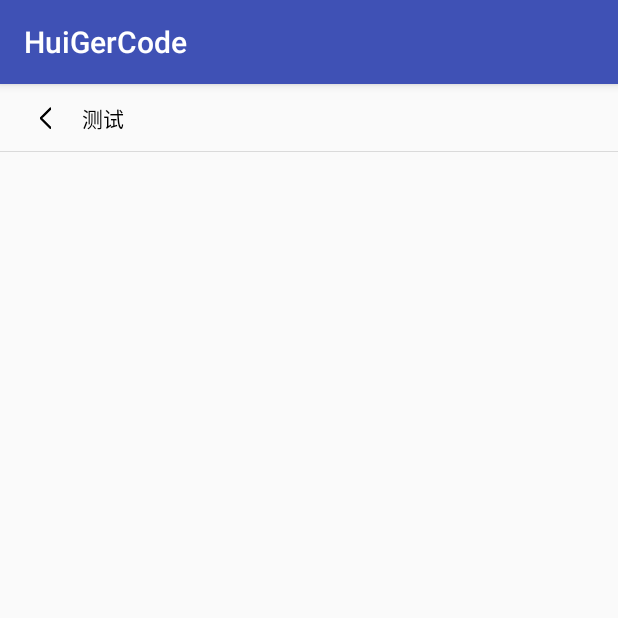
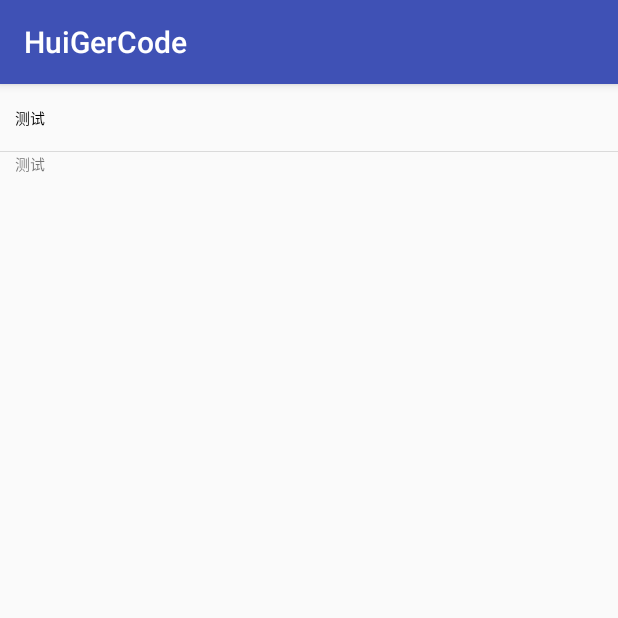
Before and after one commit to huiger/HuiGerCode, an Android app: the TestActivity screen opened directly, with no data from a screen before it, on a phone screen of 412 x 824 dp, the top half of it. Run offline under Robolectric (Android 15) with nearby library versions, the phone set to English and light mode, and no system bars.

Commit message:
update itemlayout

```diff
--- a/app/src/main/res/layout/activity_test.xml
+++ b/app/src/main/res/layout/activity_test.xml
@@ -11,16 +11,21 @@
 
 
 
-
     <com.huige.library.widget.ItemLayout
         android:id="@+id/title"
         android:layout_width="match_parent"
         android:layout_height="wrap_content"
-        app:itemLeftImg="@mipmap/left_arrow"
         app:itemText="测试"
+        app:itemTextPaddingLeft="10dp"
         app:itemTextGravity="left"
+        app:itemTextSize="10sp"
         app:itemRightImgVisible="GONE"/>
 
-
+    <TextView
+        android:layout_width="match_parent"
+        android:layout_height="wrap_content"
+        android:paddingLeft="10dp"
+        android:textSize="10sp"
+        android:text="测试"/>
 
 </LinearLayout>
--- a/library/build.gradle
+++ b/library/build.gradle
@@ -38,7 +38,7 @@ publish {
     userOrg = 'huiger'//bintray.com用户名
     groupId = 'com.huiger'//jcenter上的路径
     artifactId = 'HGUtils'//项目名称
-    publishVersion = '1.0.5'//版本号
+    publishVersion = '1.0.6.1'//版本号
     desc = 'HGUtils '//描述，不重要
     website = 'https://github.com/huiger/HuiGerCode'//网站
 }
--- a/library/src/main/java/com/huige/library/widget/ItemLayout.java
+++ b/library/src/main/java/com/huige/library/widget/ItemLayout.java
@@ -5,6 +5,7 @@ import android.content.res.TypedArray;
 import android.graphics.Color;
 import android.text.TextUtils;
 import android.util.AttributeSet;
+import android.util.TypedValue;
 import android.view.Gravity;
 import android.view.LayoutInflater;
 import android.view.View;
@@ -62,27 +63,38 @@ public class ItemLayout extends RelativeLayout {
             });
         }
 
-        tvContent.setText(typedArray.getString(R.styleable.ItemLayout_itemText));
+        // 中间文字
+        String contentStr = typedArray.getString(R.styleable.ItemLayout_itemText);
+        if(!TextUtils.isEmpty(contentStr)) {
+            int paddingLeft = 0;
+            if(ivLeft.getVisibility() == VISIBLE) {
+//                tvContent.setPadding(DeviceUtils.dp2px(context, 50), 0,0,0);
+                paddingLeft = DeviceUtils.dp2px(context, 50);
+            }
+            tvContent.setText(contentStr);
+            // 字体大小
+            int contentTextSize = typedArray.getDimensionPixelSize(R.styleable.ItemLayout_itemTextSize, -1);
+            if(contentTextSize != -1) {
+                tvContent.setTextSize(TypedValue.COMPLEX_UNIT_PX, contentTextSize);
+            }
             tvContent.setTextColor(typedArray.getColor(R.styleable.ItemLayout_itemTextColor, Color.BLACK));
             int textGravity = typedArray.getInt(R.styleable.ItemLayout_itemTextGravity, -1);
             // 字体居中样式
             if (textGravity == -1) {
                 tvContent.setGravity(Gravity.LEFT);
-            if(ivLeft.getVisibility() == VISIBLE) {
-                tvContent.setPadding(DeviceUtils.dp2px(context, 50), 0,0,0);
-            }
             } else if (textGravity == 0) {
                 tvContent.setGravity(Gravity.CENTER);
             } else {
                 tvContent.setGravity(Gravity.RIGHT);
             }
 
-        float paddingLeft = typedArray.getDimension(R.styleable.ItemLayout_itemTextPaddingLeft, 0);
+            paddingLeft += (int) typedArray.getDimension(R.styleable.ItemLayout_itemTextPaddingLeft, 0);
             if (paddingLeft > 0) {
-            tvContent.setPadding(DeviceUtils.dp2px(context, paddingLeft), 0, 0, 0);
+                tvContent.setPadding(paddingLeft, 0, 0, 0);
+            }
         }
 
-
+        // 右边图片
         if (typedArray.getInt(R.styleable.ItemLayout_itemRightImgVisible, 1) == 1) {
             int rightImg = typedArray.getResourceId(R.styleable.ItemLayout_itemRightImg, R.mipmap.right_arrow);
             ivRight.setVisibility(VISIBLE);
@@ -97,9 +109,16 @@ public class ItemLayout extends RelativeLayout {
             ivRight.setVisibility(GONE);
         }
 
+        // 右边文字
         String rightStr = typedArray.getString(R.styleable.ItemLayout_itemRightText);
         if (!TextUtils.isEmpty(rightStr)) {
             tvRight.setVisibility(VISIBLE);
+            tvRight.setText(rightStr);
+            // 字体大小
+            int rightTextSize = typedArray.getDimensionPixelSize(R.styleable.ItemLayout_itemRightTextSize, -1);
+            if(rightTextSize != -1) {
+                tvRight.setTextSize(TypedValue.COMPLEX_UNIT_PX, rightTextSize);
+            }
             tvRight.setTextColor(typedArray.getColor(R.styleable.ItemLayout_itemRightTextColor, Color.BLACK));
         }
 
--- a/library/src/main/res/layout/layout_item.xml
+++ b/library/src/main/res/layout/layout_item.xml
@@ -9,6 +9,7 @@
         android:layout_height="40dp"
         android:layout_centerVertical="true"
         android:layout_marginLeft="10dp"
+        android:layout_marginRight="10dp"
         android:scaleType="center"
         android:src="@mipmap/left_arrow"
         android:visibility="gone"/>
@@ -20,7 +21,6 @@
         android:layout_centerInParent="true"
         android:text="设置"
         android:gravity="left"
-        android:layout_marginLeft="10dp"
         android:lines="1"
         android:ellipsize="end"
         android:textColor="#000"/>
--- a/library/src/main/res/values/attrs.xml
+++ b/library/src/main/res/values/attrs.xml
@@ -44,6 +44,7 @@
         <attr name="itemLeftImgSize" format="dimension"/>
         <!--文字-->
         <attr name="itemText" format="string"/>
+        <attr name="itemTextSize" format="dimension"/>
         <attr name="itemTextGravity" format="enum">
             <enum name="left" value="-1"/>
             <enum name="center" value="0"/>
@@ -59,6 +60,7 @@
         <!--右边文字-->
         <attr name="itemRightText" format="string"/>
         <attr name="itemRightTextColor" format="color"/>
+        <attr name="itemRightTextSize" format="dimension"/>
         <!--右边图标-->
         <attr name="itemRightImg" format="reference"/>
         <attr name="itemRightImgSize" format="dimension"/>
```
Also changed, not shown: library/src/main/java/com/huige/library/utils/DialogUtils.java (added, +126 -0 lines), library/src/main/res/layout/dialog_utils_layout.xml (added, +71 -0 lines). Lines whose indentation alone changed are shown as unchanged.
